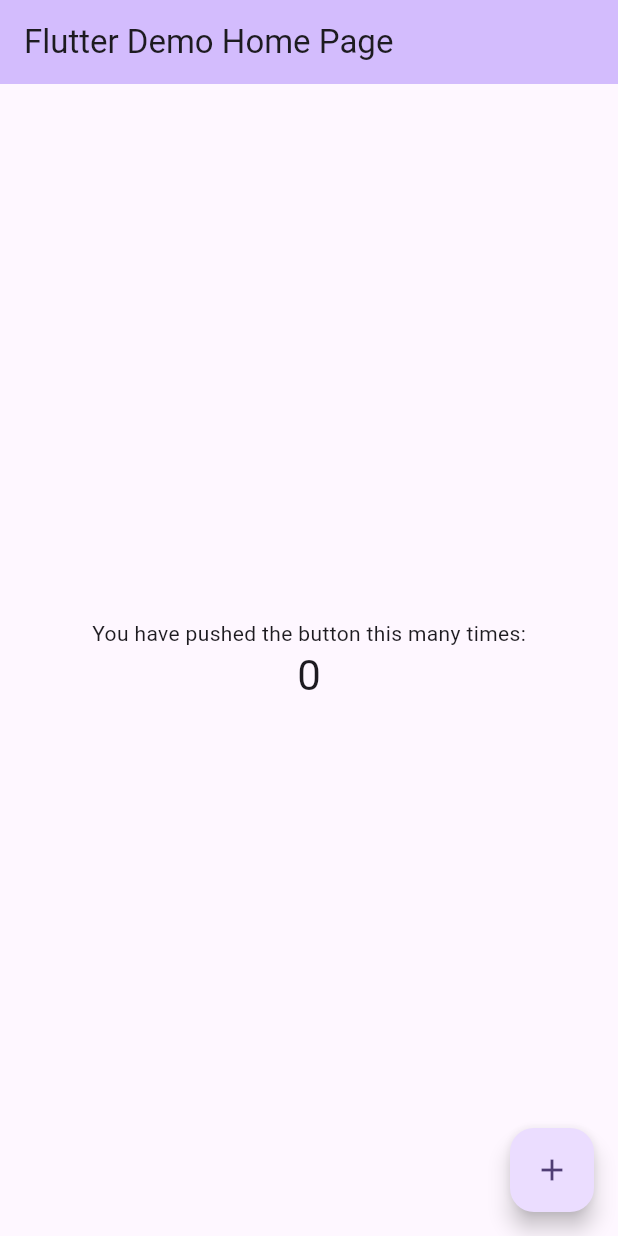
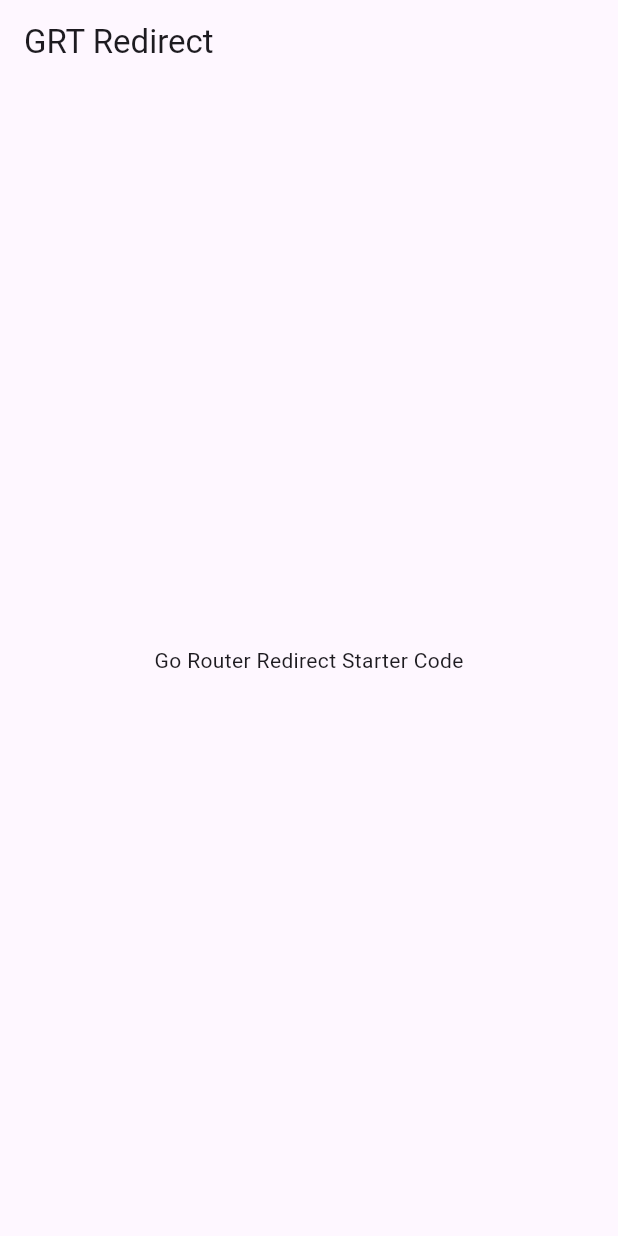
Before and after one commit to khkred/go_router_riverpod_tutorials, a Flutter app: the screen it shows after launch, on a phone screen of 412 x 824 dp. Run offline on Flutter 3.47's test engine with Material 3 defaults, Android fonts, the light colour scheme and no system bars; our stand-ins replace flutter_riverpod.

Commit message:
grt_redirect starter code added

```diff
--- a/grt_redirect/lib/main.dart
+++ b/grt_redirect/lib/main.dart
@@ -1,7 +1,8 @@
 import 'package:flutter/material.dart';
+import 'package:flutter_riverpod/flutter_riverpod.dart';
 
 void main() {
-  runApp(const MyApp());
+  runApp( const ProviderScope(child: MyApp()));
 }
 
 class MyApp extends StatelessWidget {
@@ -31,95 +32,23 @@
         colorScheme: ColorScheme.fromSeed(seedColor: Colors.deepPurple),
         useMaterial3: true,
       ),
-      home: const MyHomePage(title: 'Flutter Demo Home Page'),
+      home: const HomePage(),
     );
   }
 }
 
-class MyHomePage extends StatefulWidget {
-  const MyHomePage({super.key, required this.title});
-
-  // This widget is the home page of your application. It is stateful, meaning
-  // that it has a State object (defined below) that contains fields that affect
-  // how it looks.
-
-  // This class is the configuration for the state. It holds the values (in this
-  // case the title) provided by the parent (in this case the App widget) and
-  // used by the build method of the State. Fields in a Widget subclass are
-  // always marked "final".
-
-  final String title;
-
-  @override
-  State<MyHomePage> createState() => _MyHomePageState();
-}
-
-class _MyHomePageState extends State<MyHomePage> {
-  int _counter = 0;
-
-  void _incrementCounter() {
-    setState(() {
-      // This call to setState tells the Flutter framework that something has
-      // changed in this State, which causes it to rerun the build method below
-      // so that the display can reflect the updated values. If we changed
-      // _counter without calling setState(), then the build method would not be
-      // called again, and so nothing would appear to happen.
-      _counter++;
-    });
-  }
+class HomePage extends StatelessWidget {
+  const HomePage({super.key});
 
   @override
   Widget build(BuildContext context) {
-    // This method is rerun every time setState is called, for instance as done
-    // by the _incrementCounter method above.
-    //
-    // The Flutter framework has been optimized to make rerunning build methods
-    // fast, so that you can just rebuild anything that needs updating rather
-    // than having to individually change instances of widgets.
     return Scaffold(
       appBar: AppBar(
-        // TRY THIS: Try changing the color here to a specific color (to
-        // Colors.amber, perhaps?) and trigger a hot reload to see the AppBar
-        // change color while the other colors stay the same.
-        backgroundColor: Theme.of(context).colorScheme.inversePrimary,
-        // Here we take the value from the MyHomePage object that was created by
-        // the App.build method, and use it to set our appbar title.
-        title: Text(widget.title),
+        title: const Text('GRT Redirect'),
       ),
-      body: Center(
-        // Center is a layout widget. It takes a single child and positions it
-        // in the middle of the parent.
-        child: Column(
-          // Column is also a layout widget. It takes a list of children and
-          // arranges them vertically. By default, it sizes itself to fit its
-          // children horizontally, and tries to be as tall as its parent.
-          //
-          // Column has various properties to control how it sizes itself and
-          // how it positions its children. Here we use mainAxisAlignment to
-          // center the children vertically; the main axis here is the vertical
-          // axis because Columns are vertical (the cross axis would be
-          // horizontal).
-          //
-          // TRY THIS: Invoke "debug painting" (choose the "Toggle Debug Paint"
-          // action in the IDE, or press "p" in the console), to see the
-          // wireframe for each widget.
-          mainAxisAlignment: MainAxisAlignment.center,
-          children: <Widget>[
-            const Text(
-              'You have pushed the button this many times:',
-            ),
-            Text(
-              '$_counter',
-              style: Theme.of(context).textTheme.headlineMedium,
-            ),
-          ],
-        ),
-      ),
-      floatingActionButton: FloatingActionButton(
-        onPressed: _incrementCounter,
-        tooltip: 'Increment',
-        child: const Icon(Icons.add),
-      ), // This trailing comma makes auto-formatting nicer for build methods.
+      body: const Center(
+        child:  Text('Go Router Redirect Starter Code')
+      )
     );
   }
 }
--- a/grt_redirect/pubspec.yaml
+++ b/grt_redirect/pubspec.yaml
@@ -35,6 +35,8 @@ dependencies:
   # The following adds the Cupertino Icons font to your application.
   # Use with the CupertinoIcons class for iOS style icons.
   cupertino_icons: ^1.0.6
+  go_router: ^14.1.2
+  flutter_riverpod: ^2.5.1
 
 dev_dependencies:
   flutter_test:
```
